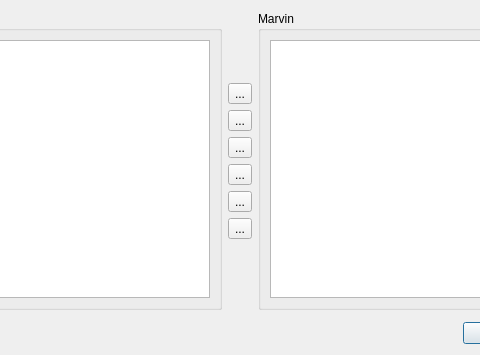
Before: the Qt Designer form dialogs/view_collections.ui in Philantrop/calibre-marvin-manager, drawn with Qt 5; both pictures show x 160 to 640 and y 0 to 355 of the 800 by 355 pixel window.
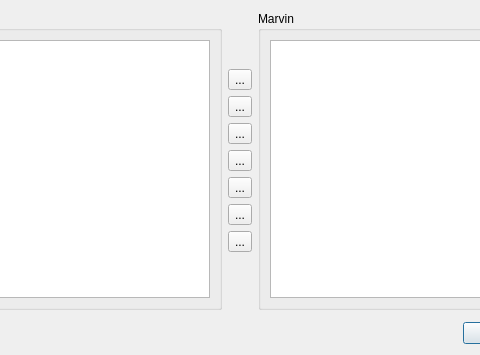
After: the same form once the commit is applied. Icons and pictures are not drawn.

Commit message: New feature: Add collections to selected books.

Diff of the .ui file:
```diff
--- a/dialogs/view_collections.ui
+++ b/dialogs/view_collections.ui
@@ -118,6 +118,13 @@
            </property>
           </widget>
          </item>
+         <item>
+          <widget class="QToolButton" name="add_collection_tb">
+           <property name="text">
+            <string>...</string>
+           </property>
+          </widget>
+         </item>
          <item>
           <widget class="QToolButton" name="remove_assignment_tb">
            <property name="toolTip">
```
The commit also changes 5 other files.
